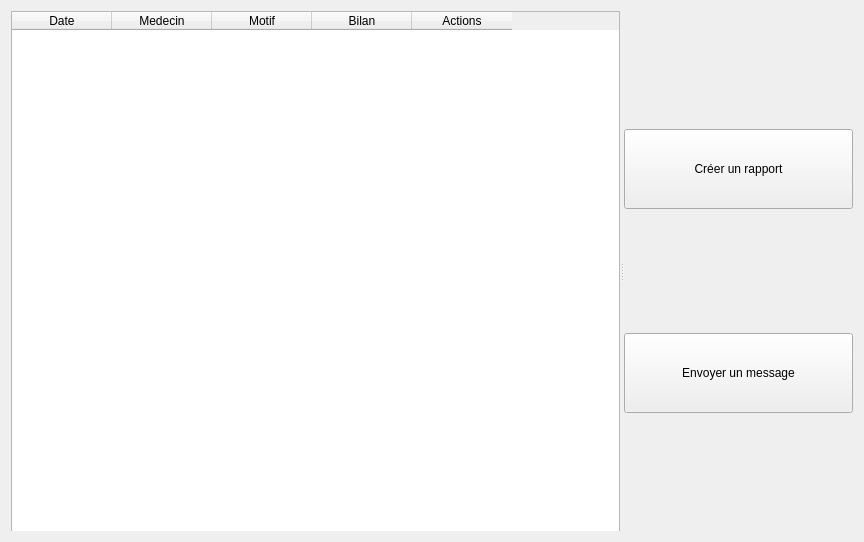
Qt form front/ui/new_index.ui (FabioF9/GSB-AppliVisiteur) before a commit.
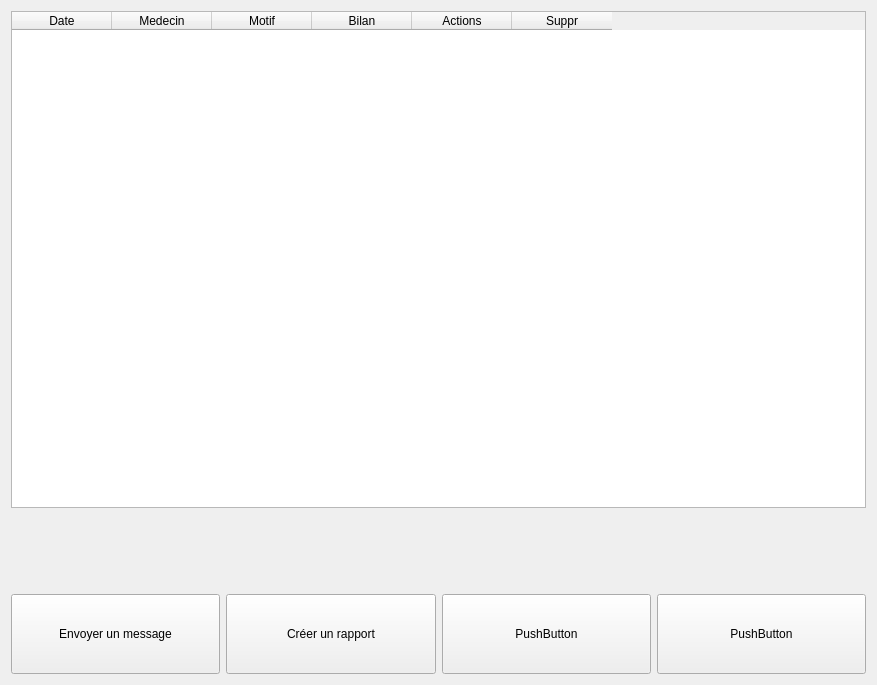
The same form after that commit.

```diff
--- a/front/ui/new_index.ui
+++ b/front/ui/new_index.ui
@@ -6,8 +6,8 @@
    <rect>
     <x>0</x>
     <y>0</y>
-    <width>864</width>
-    <height>542</height>
+    <width>877</width>
+    <height>685</height>
    </rect>
   </property>
   <property name="minimumSize">
@@ -21,23 +21,19 @@
   </property>
   <layout class="QGridLayout" name="gridLayout">
    <item row="0" column="0">
-    <widget class="QSplitter" name="splitter">
-     <property name="minimumSize">
-      <size>
-       <width>577</width>
-       <height>396</height>
-      </size>
-     </property>
-     <property name="orientation">
-      <enum>Qt::Horizontal</enum>
-     </property>
      <widget class="QTableWidget" name="index_tableau_rapports">
       <property name="minimumSize">
        <size>
         <width>609</width>
-        <height>558</height>
-       </size>
-      </property>
+       <height>400</height>
+      </size>
+     </property>
+     <property name="alternatingRowColors">
+      <bool>false</bool>
+     </property>
+     <property name="wordWrap">
+      <bool>false</bool>
+     </property>
       <column>
        <property name="text">
         <string>Date</string>
@@ -63,22 +59,15 @@
         <string>Actions</string>
        </property>
       </column>
-     </widget>
-     <widget class="QWidget" name="verticalLayoutWidget">
-      <layout class="QVBoxLayout" name="verticalLayout">
-       <item>
-        <widget class="QPushButton" name="index_to_rapport">
-         <property name="minimumSize">
-          <size>
-           <width>150</width>
-           <height>80</height>
-          </size>
-         </property>
+     <column>
          <property name="text">
-          <string>Créer un rapport</string>
-         </property>
-        </widget>
-       </item>
+       <string>Suppr</string>
+      </property>
+     </column>
+    </widget>
+   </item>
+   <item row="3" column="0">
+    <layout class="QHBoxLayout" name="horizontalLayout">
        <item>
         <widget class="QPushButton" name="index_boutton_message">
          <property name="minimumSize">
@@ -92,9 +81,62 @@
          </property>
         </widget>
        </item>
-      </layout>
-     </widget>
-    </widget>
+     <item>
+      <widget class="QPushButton" name="index_to_rapport">
+       <property name="minimumSize">
+        <size>
+         <width>150</width>
+         <height>80</height>
+        </size>
+       </property>
+       <property name="text">
+        <string>Créer un rapport</string>
+       </property>
+      </widget>
+     </item>
+     <item>
+      <widget class="QPushButton" name="pushButton">
+       <property name="minimumSize">
+        <size>
+         <width>150</width>
+         <height>80</height>
+        </size>
+       </property>
+       <property name="text">
+        <string>PushButton</string>
+       </property>
+      </widget>
+     </item>
+     <item>
+      <widget class="QPushButton" name="pushButton_2">
+       <property name="minimumSize">
+        <size>
+         <width>150</width>
+         <height>80</height>
+        </size>
+       </property>
+       <property name="text">
+        <string>PushButton</string>
+       </property>
+      </widget>
+     </item>
+    </layout>
+   </item>
+   <item row="1" column="0">
+    <spacer name="verticalSpacer">
+     <property name="orientation">
+      <enum>Qt::Vertical</enum>
+     </property>
+     <property name="sizeType">
+      <enum>QSizePolicy::Minimum</enum>
+     </property>
+     <property name="sizeHint" stdset="0">
+      <size>
+       <width>20</width>
+       <height>80</height>
+      </size>
+     </property>
+    </spacer>
    </item>
   </layout>
  </widget>
```
Lines whose indentation alone changed are shown as unchanged.
